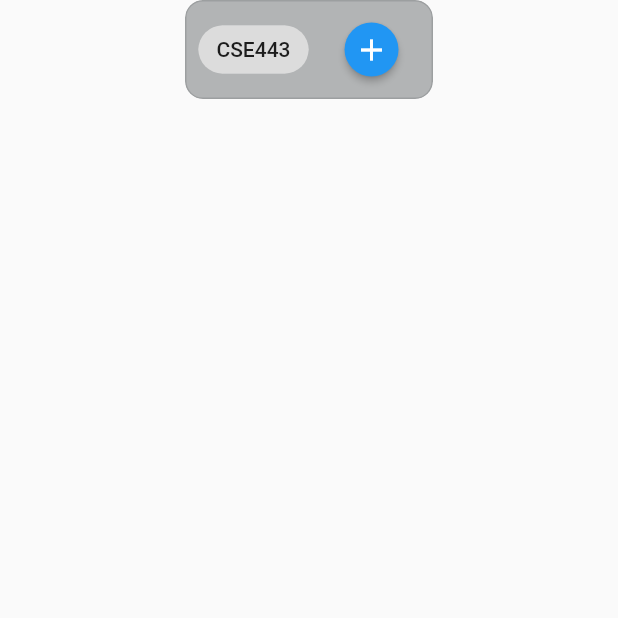
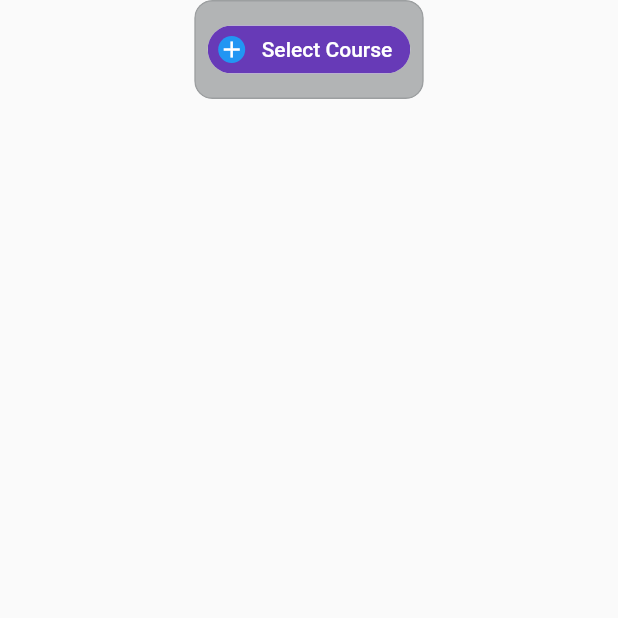
Before and after one commit to yeasin50/routine_helper, a Flutter app: the screen it shows after launch, on a phone screen of 412 x 824 dp, the top half of it. Run offline on Flutter 3.47's test engine with Material 2 defaults, Android fonts, the phone set to English and light mode, and no system bars; our stand-ins replace equatable.

Commit message:
modified-select-button

```diff
--- a/lib/routine/view/class_selection_bar.dart
+++ b/lib/routine/view/class_selection_bar.dart
@@ -1,35 +1,30 @@
 import 'package:flutter/material.dart';
+import 'package:routine_helper/routine/models/models.dart';
 
 import '../../widgets/widgets.dart';
 import '../widgets/widgets.dart';
 
-class ClassSelectionView extends StatelessWidget {
+class ClassSelectionView extends StatefulWidget {
   const ClassSelectionView({Key? key}) : super(key: key);
 
-  //select  directily using section name with Course code
-  void _showSectionSelectionDialog(BuildContext context) async {
-    await showDialog(
+  @override
+  State<ClassSelectionView> createState() => _ClassSelectionViewState();
+}
+
+class _ClassSelectionViewState extends State<ClassSelectionView> {
+  List<RegisteredCourse> _selectedCourse = [];
+
+  void _searchCourse() async {
+    final data = await showSearch(
       context: context,
-      builder: (context) {
-        return LayoutBuilder(
-          builder: (context, constraints) => AlertDialog(
-            backgroundColor: Colors.transparent,
-            elevation: 0,
-            content: GlassMorphism(
-              blur: 1,
-              opacity: .5,
-              color: Colors.grey,
-              child: Column(
-                mainAxisSize: MainAxisSize.min,
-                children: [
-                  Text("Select Section"),
-                ],
-              ),
-            ),
+      delegate: CourseSearchDelegant(
+        intiSelectedCourse: _selectedCourse,
       ),
     );
-      },
-    );
+    debugPrint("got data $data");
+    setState(() {
+      _selectedCourse = data;
+    });
   }
 
   @override
@@ -45,24 +40,40 @@ class ClassSelectionView extends StatelessWidget {
           spacing: 10,
           crossAxisAlignment: WrapCrossAlignment.center,
           children: [
-            //show selected RegCourses
-            const Chip(
-              label: Text("CSE443"),
+
+            ..._selectedCourse.isEmpty
+                ? [  //show add button while non is selected
+                    ChoiceChip(
+                      selected: true,
+                      selectedColor: Colors.deepPurple,
+                      avatar: const Material(
+                          color: Colors.blue,
+                          shape: CircleBorder(),
+                          child: Icon(Icons.add, color: Colors.white)),
+                      label: const Text(
+                        "Select Course",
+                        style: TextStyle(color: Colors.white),
+                      ),
+                      onSelected: (v) => _searchCourse(),
+                    ),
+                  ]
+                : [
+                    //todo: create chip
+                    Chip(
+                      backgroundColor: Colors.cyanAccent,
+                      deleteIcon: const Icon(Icons.close, color: Colors.red),
+                      onDeleted: () {},
+                      label: Text("CSE 498"),
                     ),
                     //  select your regCourses
                     ElevatedButton(
-              onPressed: () async {
-                final data = await showSearch(
-                  context: context,
-                  delegate: CourseSearchDelegant(),
-                );
-                debugPrint("got data $data");
-              },
+                      onPressed: _searchCourse,
                       child: const Icon(Icons.add),
                       style: ElevatedButton.styleFrom(
                         shape: const CircleBorder(),
                       ),
-            )
+                    ),
+                  ]
           ],
         ),
       ),
```
Lines whose indentation alone changed are shown as unchanged.
